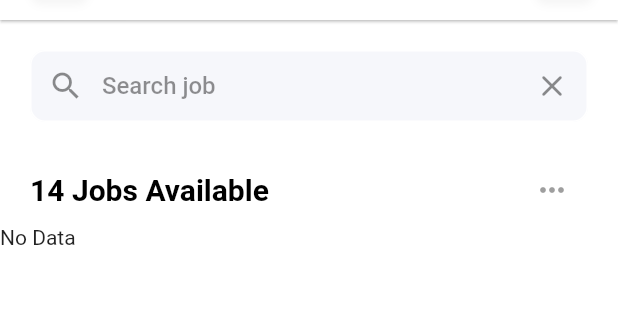
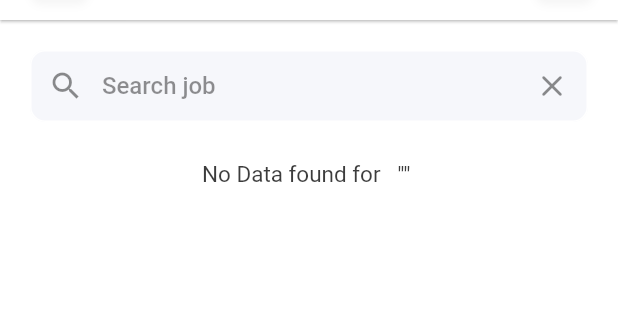
Before and after one commit to thetooaung07/job-portal, a Flutter app: the SearchPage screen opened by its route, on a phone screen of 412 x 824 dp, the part 70-390 px from its top. Run offline on Flutter 3.47's test engine with Material 2 defaults, Android fonts, the phone set to English and light mode, and no system bars; our stand-ins replace cloud_firestore, firebase_auth, firebase_core, firebase_storage, flutter_svg, fluttertoast and 2 more; accounts and stored records are empty; network calls fail; Roboto replaces fonts that are missing (Circular).

Commit message:
Search Page

```diff
--- a/lib/controller/job_posts_controller.dart
+++ b/lib/controller/job_posts_controller.dart
@@ -1,6 +1,5 @@
 import 'package:get/get.dart';
 import 'package:job_portal/model/job_post_model.dart';
-import 'package:job_portal/model/user_account.dart';
 import 'package:job_portal/services/database.dart';
 
 class JobPostsController extends GetxController {
@@ -9,8 +8,6 @@ class JobPostsController extends GetxController {
 
   @override
   void onReady() {
-    // TODO: implement onReady
-
     FirestoreHelper().jobPostsStream().listen((event) {
       if (event.isNotEmpty)
         jobPostsList.bindStream(FirestoreHelper().jobPostsStream());
--- a/lib/controller/saved_jobs_page_controller.dart
+++ b/lib/controller/saved_jobs_page_controller.dart
@@ -1,5 +1,4 @@
 import 'package:get/get.dart';
-import 'package:job_portal/global.dart';
 import 'package:job_portal/model/job_post_model.dart';
 
 class SavedJobsPageController extends GetxController {
@@ -11,7 +10,6 @@ class SavedJobsPageController extends GetxController {
   void addToFavourite(JobPostModel model) {
     getSavedPosts.add(model);
     update();
-    print("savedPosts => $getSavedPosts");
   }
 
   void removeFromFavourite(JobPostModel model) {
--- a/lib/controller/search_page_controller.dart
+++ b/lib/controller/search_page_controller.dart
@@ -53,8 +53,6 @@ class SearchPageController extends GetxController {
       return jobCard.contains(input);
     }).toList();
 
-    print("Inside getTitle");
-
     if (title == "") {
       jobPostsList.value = dataList;
     }
--- a/lib/controller/user_account_controller.dart
+++ b/lib/controller/user_account_controller.dart
@@ -82,7 +82,6 @@ class UserAccountController extends GetxController {
         .then((value) {
       value.docs.forEach((element) {
         if (element["postedBy"]["profile"] == null) {
-          print(element["id"]);
           docListWithProfileNull.add(element["id"]);
         } else
           return;
@@ -90,7 +89,6 @@ class UserAccountController extends GetxController {
     });
 
     for (var docPath in docListWithProfileNull) {
-      print(docPath);
       await FirestoreHelper().update(
           collectionPath: "jobPosts",
           docPath: docPath,
--- a/lib/view/account_page.dart
+++ b/lib/view/account_page.dart
@@ -387,7 +387,6 @@ class StyledPopupMenuBtn extends StatelessWidget {
       ),
       child: PopupMenuButton<dynamic>(
         onSelected: (value) {
-          print("popup on select => $value");
           if (value == 2) {
             Get.toNamed(RouteNames.eidtProfile);
           }
@@ -428,7 +427,6 @@ class StyledPopupMenuBtn extends StatelessWidget {
             padding: EdgeInsets.symmetric(horizontal: 0),
             child: ListTile(
               // onTap: () {
-              // print("Tap Eidt");
               // Get.toNamed(RouteNames.eidtProfile);
               // },
               contentPadding: EdgeInsets.symmetric(horizontal: 20),
--- a/lib/view/job_details_page/job_details_page.dart
+++ b/lib/view/job_details_page/job_details_page.dart
@@ -29,7 +29,7 @@ class JobDetailsPage extends GetView<JobPostsController> {
             ),
           ),
         ),
-        label: "QWERTY",
+        label: "Details",
         action: [
           GetBuilder<SavedJobsPageController>(
             builder: (controller) => Container(
--- a/lib/view/search_page/search_page.dart
+++ b/lib/view/search_page/search_page.dart
@@ -85,28 +85,35 @@ class SearchPage extends StatelessWidget {
               ),
             ),
             //Filter Result
-            Padding(
-              padding: const EdgeInsets.symmetric(vertical: 10, horizontal: 20),
-              child: Obx(() => controller.searchTitle.value.isNotEmpty
-                  ? SizedBox(
-                      height: 45,
-                      child: ListView.builder(
-                        itemCount: 1,
-                        scrollDirection: Axis.horizontal,
-                        itemBuilder: (context, index) => SearchTag(),
-                      ),
-                    )
-                  : SizedBox(
-                      height: 1,
-                    )),
-            ),
-            ShowAllTextBanner(title: "14 Jobs Available"),
+            // Padding(
+            //   padding: const EdgeInsets.fromLTRB(20, 10, 20, 0),
+            //   child: Obx(() => controller.searchTitle.value.isNotEmpty
+            //       ? SizedBox(
+            //           height: 45,
+            //           child: ListView.builder(
+            //             itemCount: 1,
+            //             scrollDirection: Axis.horizontal,
+            //             itemBuilder: (context, index) => SearchTag(),
+            //           ),
+            //         )
+            //       : SizedBox(
+            //           height: 1,
+            //         )),
+            // ),
+
             GetX<SearchPageController>(
               init: Get.put<SearchPageController>(SearchPageController()),
               builder: (controller) {
-                print("controller =>  ${controller.jobPosts.length}");
                 return controller.initialized && controller.jobPosts.length > 0
-                    ? ListView.builder(
+                    ? Column(
+                        children: [
+                          ShowAllTextBanner(
+                              title:
+                                  "${controller.jobPosts.length} Jobs Available"),
+                          SizedBox(
+                            height: 10,
+                          ),
+                          ListView.builder(
                             itemCount: controller.jobPosts.length,
                             shrinkWrap: true,
                             physics: NeverScrollableScrollPhysics(),
@@ -121,8 +128,17 @@ class SearchPage extends StatelessWidget {
                                 data: controller.jobPosts[index],
                               );
                             },
+                          ),
+                        ],
                       )
-                    : Text("No Data");
+                    : Container(
+                        width: Get.width,
+                        height: 70,
+                        child: Center(
+                            child: Text(
+                          "No Data found for   \"${controller.searchTitle}\" ",
+                          style: kBulletListTextStyle,
+                        )));
               },
             ),
           ],
```
Lines whose indentation alone changed are shown as unchanged.
